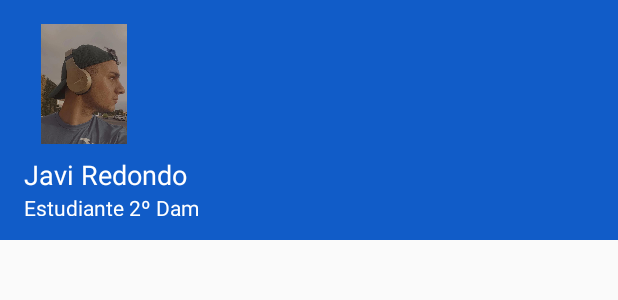
After one commit to javi7rp/HospedajeTema3, an Android app built with Jetpack Compose: the layout drawer_header_layout.xml on its own in the app's theme, with its tools: preview values and no code run, on a phone screen of 412 x 824 dp. The commit adds this screen. Shown: the top 300 px of the screen. Run offline under Robolectric (Android 15) with nearby library versions, the phone set to English and light mode, and no system bars.

Commit message:
drawerNav con subgrupos

```diff
--- a/app/build.gradle.kts
+++ b/app/build.gradle.kts
@@ -75,6 +75,9 @@ dependencies {
 
     implementation("com.google.android.material:material:1.0.0")
 
+    implementation("androidx.drawerlayout:drawerlayout:1.1.1")
+    implementation("com.google.android.material:material:1.3.0")
+
     implementation ("com.github.bumptech.glide:glide:4.12.0")
     implementation("androidx.appcompat:appcompat:1.6.1")
     implementation("com.google.android.material:material:1.11.0")
--- /dev/null
+++ b/app/src/main/res/layout/drawer_header_layout.xml
@@ -0,0 +1,31 @@
+<?xml version="1.0" encoding="utf-8"?>
+<LinearLayout
+    xmlns:android="http://schemas.android.com/apk/res/android"
+    android:layout_width="match_parent"
+    android:layout_height="160dp"
+    android:background="?attr/colorPrimary"
+    android:gravity="bottom"
+    android:orientation="vertical"
+    android:padding="16dp"
+    android:theme="@style/ThemeOverlay.AppCompat.Dark">
+
+    <ImageView
+        android:layout_width="80dp"
+        android:layout_height="80dp"
+        android:src="@drawable/perfil_javi"/>
+
+    <TextView
+        android:layout_width="wrap_content"
+        android:layout_height="wrap_content"
+        android:text="Javi Redondo"
+        android:textColor="@android:color/white"
+        android:textSize="18sp"
+        android:layout_marginTop="8dp"/>
+
+    <TextView
+        android:layout_width="wrap_content"
+        android:layout_height="wrap_content"
+        android:text="Estudiante 2º Dam"
+        android:textColor="@android:color/white"
+        android:textSize="14sp"/>
+</LinearLayout>
--- a/app/src/main/res/layout/fragment_notes.xml
+++ b/app/src/main/res/layout/fragment_notes.xml
@@ -9,6 +9,6 @@
     <TextView
         android:layout_width="match_parent"
         android:layout_height="match_parent"
-        android:text="@string/hello_blank_fragment" />
+        android:text="FRAGMENT NOTES" />
 
 </FrameLayout>
--- a/app/src/main/res/layout/fragment_other.xml
+++ b/app/src/main/res/layout/fragment_other.xml
@@ -9,6 +9,6 @@
     <TextView
         android:layout_width="match_parent"
         android:layout_height="match_parent"
-        android:text="@string/hello_blank_fragment" />
+        android:text="FRAGMENT OTHER" />
 
 </FrameLayout>
--- a/app/src/main/res/values/strings.xml
+++ b/app/src/main/res/values/strings.xml
@@ -2,4 +2,6 @@
     <string name="app_name">VIDEOJUEGOS JAVI</string>
     <string name="icono_name">VIDEOJUEGOS JAVI</string>
     <string name="hello_blank_fragment">Hello blank fragment</string>
+    <string name="navigation_drawer_open">Abrir Drawer</string>
+    <string name="navigation_drawer_close">Cerrar Drawer</string>
 </resources>
```
Also changed, not shown: app/src/main/java/com/example/hospedajetema3/MainActivity.kt (+128 -1 lines), app/src/main/res/layout/drawer_main.xml (added, +27 -0 lines), app/src/main/res/menu/drawer_menu.xml (added, +50 -0 lines).
